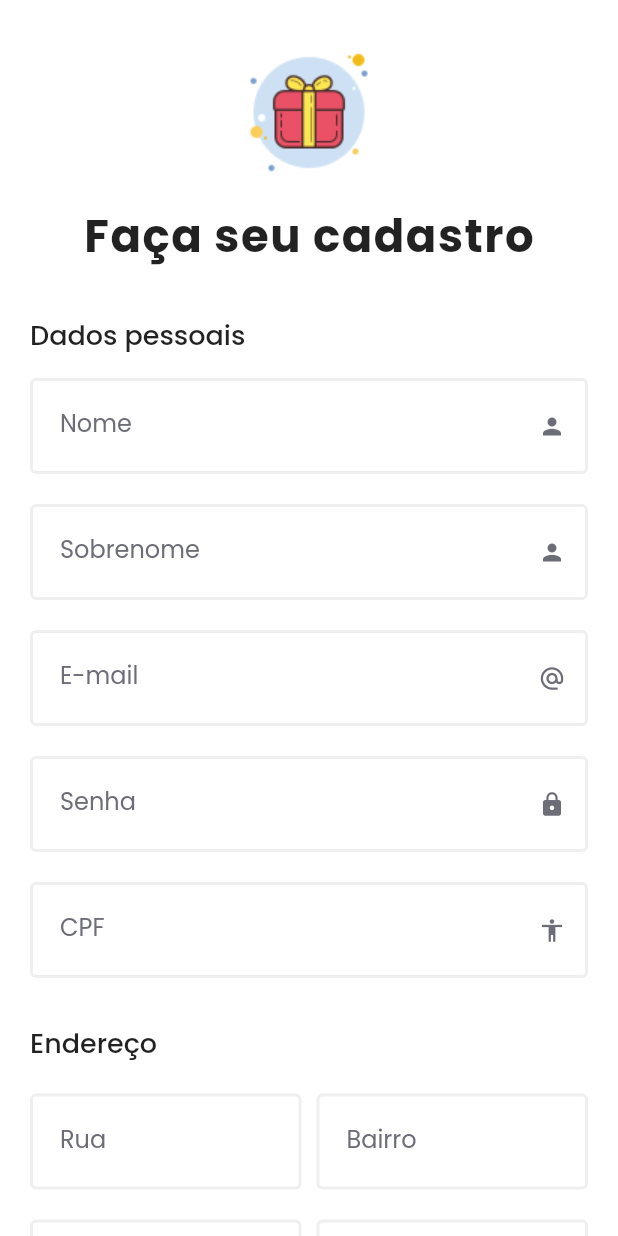
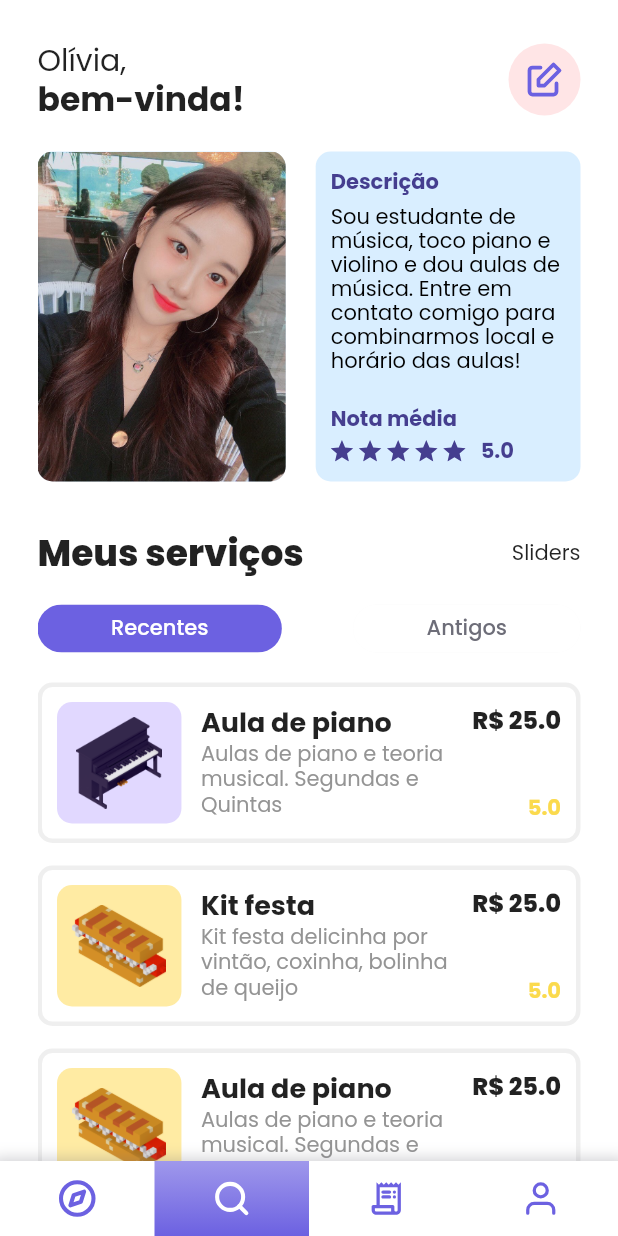
Before and after one commit to MaiaraM/colaborae-mobile, a Flutter app: the BuscarServico screen opened by its route, item 3 of the bottom bar chosen, on a phone screen of 412 x 824 dp. Run offline on Flutter 3.47's test engine with Material 2 defaults, Android fonts, the phone set to English and light mode, and no system bars; our stand-ins replace flutter_svg.

Commit message:
✔ Telas de perfis de usuário e prestador, e componente de comentário/avaliação criados. Ajuste na tela de novo serviço. Ajustes mínimos em outros componentes e páginas.

```diff
--- a/lib/buscar_servico.dart
+++ b/lib/buscar_servico.dart
@@ -55,7 +55,7 @@ class _BuscarServicoState extends State<BuscarServico> {
                             margin: EdgeInsets.fromLTRB(15, 0, 12, 0),
                             child: SvgPicture.asset(
                               'images/svg/search.svg',
-                              color: gray,
+                              color: Colors.black,
                             ),
                           ),
                           // Text Field
@@ -102,7 +102,7 @@ class _BuscarServicoState extends State<BuscarServico> {
                       ),
                       color: Colors.white,
                       onPressed: () {
-                        Navigator.pushNamed(context, '/cadastro_servico');
+                        Navigator.pushNamed(context, '/service_register');
                         print('Adicionar novo serviço pressionado');
                       },
                     ),
--- a/lib/components/big_button.dart
+++ b/lib/components/big_button.dart
@@ -24,6 +24,7 @@ class BigButton extends StatelessWidget {
               color: Colors.white,
               fontWeight: FontWeight.bold,
               fontSize: 22.0,
+              letterSpacing: 1.0,
             ),
           ),
         ),
--- a/lib/components/bottom_nav_bar.dart
+++ b/lib/components/bottom_nav_bar.dart
@@ -11,14 +11,27 @@ class _BottomNavBarState extends State<BottomNavBar> {
   int _activeItemIndex = 1;
   @override
   Widget build(BuildContext context) {
-    return Row(
-      children: [
-        BottomNavBarItem(icon: 'compass', index: 0, route: 'start'),
-        BottomNavBarItem(icon: 'search', index: 1, route: 'buscar_servico'),
-        BottomNavBarItem(
-            icon: 'receipt_long-24px', index: 2, route: 'user_register'),
-        BottomNavBarItem(icon: 'user', index: 3, route: 'login'),
-      ],
+    return Container(
+      decoration: BoxDecoration(
+        color: Colors.white,
+        boxShadow: [
+          BoxShadow(
+            color: gray.withOpacity(0.3),
+            spreadRadius: 5,
+            blurRadius: 7,
+            offset: Offset(0, 3),
+          )
+        ],
+      ),
+      child: Row(
+        children: [
+          BottomNavBarItem(icon: 'compass', index: 0, route: 'start'),
+          BottomNavBarItem(icon: 'search', index: 1, route: 'buscar_servico'),
+          BottomNavBarItem(
+              icon: 'receipt_long-24px', index: 2, route: 'user_profile'),
+          BottomNavBarItem(icon: 'user', index: 3, route: 'worker_profile'),
+        ],
+      ),
     );
   }
 
--- a/lib/components/field.dart
+++ b/lib/components/field.dart
@@ -32,7 +32,7 @@ class Field extends StatelessWidget {
           color: lightGray,
         ),
         labelText: label,
-        labelStyle: TextStyle(color: gray),
+        labelStyle: TextStyle(color: Colors.black),
         isDense: true,
         contentPadding: EdgeInsets.all(20.0),
         enabledBorder: OutlineInputBorder(
--- a/lib/components/service_item.dart
+++ b/lib/components/service_item.dart
@@ -24,6 +24,7 @@ class ServiceItem extends StatelessWidget {
     return GestureDetector(
       onTap: onPress,
       child: Container(
+        height: 107.0,
         decoration: BoxDecoration(
           border: Border.all(
             color: lighterGray,
@@ -39,6 +40,7 @@ class ServiceItem extends StatelessWidget {
               Expanded(
                 flex: 1,
                 child: Container(
+                  height: double.infinity,
                   decoration: BoxDecoration(
                     borderRadius: BorderRadius.circular(10.0),
                     color: backgroundColor,
@@ -88,13 +90,14 @@ class ServiceItem extends StatelessWidget {
                     'R\$ $price',
                     style: TextStyle(
                       fontSize: 16,
-                      fontWeight: FontWeight.bold,
+                      fontWeight: FontWeight.w800,
                     ),
                   ),
                   Text(
                     '$rating',
                     style: TextStyle(
                       color: yellow,
+                      fontWeight: FontWeight.bold,
                     ),
                   ),
                 ],
--- a/lib/components/tab_header.dart
+++ b/lib/components/tab_header.dart
@@ -37,7 +37,7 @@ class TabHeader extends StatelessWidget {
               color: Colors.black,
               fontFamily: 'Poppins',
               fontSize: 30,
-              fontWeight: FontWeight.bold,
+              fontWeight: FontWeight.w800,
             ),
           ),
         ),
--- a/lib/constants.dart
+++ b/lib/constants.dart
@@ -13,6 +13,7 @@ const gray = Color(0xFF6D6D78);
 const darkGray = Color(0xFF4A4A4A);
 const green = Color(0xFF00B762);
 const red = Color(0xFFEA5167);
+const lightPink = Color(0xFFFFE5E6);
 
 // Category background colors
 
@@ -40,3 +41,6 @@ const belezaImg = 'images/imagens/oculusSwift_S.png';
 const eletronicosImg = 'images/imagens/laptop_S.png';
 const animaisImg = 'images/imagens/powSign_S.png';
 const outrosImg = 'images/imagens/tea_S.png';
+
+// Padding
+const padding = EdgeInsets.fromLTRB(25, 25, 25, 0);
--- a/lib/login.dart
+++ b/lib/login.dart
@@ -27,7 +27,7 @@ class _LoginState extends State<Login> {
       backgroundColor: Colors.white,
       body: SafeArea(
         child: Padding(
-          padding: const EdgeInsets.fromLTRB(20, 25, 20, 0),
+          padding: padding,
           child: Column(
             mainAxisAlignment: MainAxisAlignment.center,
             children: [
--- a/lib/main.dart
+++ b/lib/main.dart
@@ -1,12 +1,13 @@
 import 'package:flutter/material.dart';
-import 'package:flutter/services.dart';
 
 import 'package:colaborae/user_register.dart';
 import 'package:colaborae/login.dart';
 import 'package:colaborae/start.dart';
 import 'package:colaborae/buscar_servico.dart';
-import 'package:colaborae/cadastrar_servico.dart';
+import 'package:colaborae/service_register.dart';
 import 'package:colaborae/search_services.dart';
+import 'package:colaborae/user_profile.dart';
+import 'package:colaborae/worker_profile.dart';
 
 void main() {
   // SystemChrome.setEnabledSystemUIOverlays([SystemUiOverlay.top]);
@@ -23,8 +24,10 @@ class MyApp extends StatelessWidget {
         '/start': (context) => StartingPage(),
         '/user_register': (context) => UserRegister(),
         '/buscar_servico': (context) => BuscarServico(),
-        '/cadastro_servico': (context) => CadastroServico(),
+        '/service_register': (context) => CadastroServico(),
         '/search_services': (context) => SearchService(),
+        '/user_profile': (context) => UserProfile(),
+        '/worker_profile': (context) => WorkerProfile(),
         //ADD more routes here,
       },
       debugShowCheckedModeBanner: false,
--- a/lib/search_services.dart
+++ b/lib/search_services.dart
@@ -78,7 +78,7 @@ class _SearchServiceState extends State<SearchService> {
       backgroundColor: Colors.white,
       body: SafeArea(
         child: Padding(
-          padding: const EdgeInsets.fromLTRB(20, 25, 20, 0),
+          padding: padding,
           child: ListView(
             scrollDirection: Axis.vertical,
             children: [
--- a/lib/start.dart
+++ b/lib/start.dart
@@ -19,7 +19,7 @@ class _StartingPageState extends State<StartingPage> {
       backgroundColor: mainPurple,
       body: SafeArea(
         child: Padding(
-          padding: const EdgeInsets.all(20.0),
+          padding: const EdgeInsets.all(25.0),
           child: SingleChildScrollView(
             child: Column(
               children: [
@@ -49,7 +49,7 @@ class _StartingPageState extends State<StartingPage> {
                   child: InkWell(
                     splashColor: mainPurple,
                     onTap: () {
-                      Navigator.pushNamed(context, '/cadastro_servico');
+                      Navigator.pushNamed(context, '/service_register');
                       //TODO 03/11/2020 Henrique: criado novo botão de cadastro (para testagem da funcionalidade, retirar quando definir as rotas e as navegações de telas)
                       //COMEÇAR button action here
                     },
--- /dev/null
+++ b/lib/user_profile.dart
@@ -0,0 +1,263 @@
+import 'package:flutter/material.dart';
+import 'package:colaborae/constants.dart';
+import 'package:colaborae/components/bottom_nav_bar.dart';
+import 'package:flutter_svg/flutter_svg.dart';
+import 'package:colaborae/components/service_item.dart';
+
+class UserProfile extends StatefulWidget {
+  @override
+  _UserProfileState createState() => _UserProfileState();
+}
+
+class _UserProfileState extends State<UserProfile> {
+  @override
+  Widget build(BuildContext context) {
+    return Scaffold(
+      backgroundColor: Colors.white,
+      body: SafeArea(
+        child: Padding(
+          padding: padding,
+          child: SingleChildScrollView(
+            scrollDirection: Axis.vertical,
+            child: Column(
+              children: [
+                Row(
+                  mainAxisAlignment: MainAxisAlignment.spaceBetween,
+                  children: [
+                    Column(
+                      crossAxisAlignment: CrossAxisAlignment.start,
+                      children: [
+                        Text(
+                          'Olívia,',
+                          style: TextStyle(
+                            fontSize: 20,
+                          ),
+                        ),
+                        Text(
+                          'bem-vinda!',
+                          style: TextStyle(
+                            fontSize: 22,
+                            height: 1.2,
+                            fontWeight: FontWeight.bold,
+                          ),
+                        ),
+                      ],
+                    ),
+                    Ink(
+                      decoration: ShapeDecoration(
+                        color: lightPink,
+                        shape: CircleBorder(),
+                      ),
+                      child: IconButton(
+                        icon: SvgPicture.asset('images/svg/edit.svg'),
+                        onPressed: () {
+                          print('Editar perfil pressionado');
+                        },
+                      ),
+                    ),
+                  ],
+                ),
+                SizedBox(
+                  height: 20.0,
+                ),
+                Row(
+                  children: [
+                    Container(
+                      height: 220.0,
+                      decoration: BoxDecoration(
+                        color: lightBlue,
+                        borderRadius: BorderRadius.circular(10.0),
+                        /*boxShadow: [
+                          BoxShadow(
+                            color: darkPurple.withOpacity(0.2),
+                            spreadRadius: 1,
+                            blurRadius: 2,
+                            offset: Offset(0, 2),
+                          )
+                        ],*/
+                      ),
+                      child: ClipRRect(
+                        borderRadius: BorderRadius.circular(10.0),
+                        child: Image.asset(
+                          'images/profiles/pfp1.png',
+                        ),
+                      ),
+                    ),
+                    SizedBox(
+                      width: 20.0,
+                    ),
+                    Expanded(
+                      child: Container(
+                        height: 220.0,
+                        decoration: BoxDecoration(
+                          color: lightBlue,
+                          borderRadius: BorderRadius.circular(10.0),
+                        ),
+                        child: Padding(
+                          padding: EdgeInsets.all(10.0),
+                          child: Column(
+                            crossAxisAlignment: CrossAxisAlignment.start,
+                            mainAxisAlignment: MainAxisAlignment.spaceBetween,
+                            children: [
+                              Column(
+                                crossAxisAlignment: CrossAxisAlignment.start,
+                                children: [
+                                  Text(
+                                    'Descrição',
+                                    style: TextStyle(
+                                      color: darkPurple,
+                                      fontWeight: FontWeight.bold,
+                                    ),
+                                  ),
+                                  SizedBox(
+                                    height: 5.0,
+                                  ),
+                                  Text(
+                                    'Sou estudante de música, toco piano e violino e dou aulas de música. Entre em contato comigo para combinarmos local e horário das aulas!',
+                                    style: TextStyle(
+                                      color: Colors.black,
+                                      height: 1.15,
+                                    ),
+                                  ),
+                                ],
+                              ),
+                              Column(
+                                crossAxisAlignment: CrossAxisAlignment.start,
+                                children: [
+                                  Text(
+                                    'Nota média',
+                                    style: TextStyle(
+                                      color: darkPurple,
+                                      fontWeight: FontWeight.bold,
+                                    ),
+                                  ),
+                                  Row(
+                                    children: [
+                                      SvgPicture.asset(
+                                        'images/svg/five-stars.svg',
+                                        color: darkPurple,
+                                        width: 90.0,
+                                      ),
+                                      SizedBox(
+                                        width: 10.0,
+                                      ),
+                                      Text(
+                                        '5.0',
+                                        style: TextStyle(
+                                          color: darkPurple,
+                                          fontWeight: FontWeight.bold,
+                                        ),
+                                      ),
+                                    ],
+                                  ),
+                                ],
+                              ),
+                            ],
+                          ),
+                        ),
+                      ),
+                    ),
+                  ],
+                ),
+                SizedBox(
+                  height: 30.0,
+                ),
+                Row(
+                  mainAxisAlignment: MainAxisAlignment.spaceBetween,
+                  children: [
+                    Text(
+                      'Meus serviços',
+                      style: TextStyle(
+                        fontWeight: FontWeight.w800,
+                        fontSize: 24,
+                      ),
+                    ),
+                    Text('Sliders'),
+                  ],
+                ),
+                SizedBox(
+                  height: 8.0,
+                ),
+                Row(
+                  mainAxisAlignment: MainAxisAlignment.spaceBetween,
+                  children: [
+                    ActionChip(
+                      onPressed: () {
+                        print('Recentes pressionado');
+                      },
+                      padding:
+                          EdgeInsets.symmetric(vertical: 0.0, horizontal: 41.0),
+                      backgroundColor: mainPurple,
+                      label: Text('Recentes'),
+                      labelStyle: TextStyle(
+                          color: Colors.white,
+                          fontWeight: FontWeight.w500,
+                          fontFamily: 'Poppins'),
+                    ),
+                    ActionChip(
+                      onPressed: () {
+                        print('Antigos pressionado');
+                      },
+                      padding:
+                          EdgeInsets.symmetric(vertical: 0.0, horizontal: 41.0),
+                      backgroundColor: Colors.white,
+                      label: Text('Antigos'),
+                      labelStyle: TextStyle(
+                          color: gray,
+                          fontWeight: FontWeight.w500,
+                          fontFamily: 'Poppins'),
+                    ),
+                  ],
+                ),
+                SizedBox(
+                  height: 12.0,
+                ),
+                Column(
+                  children: [
+                    ServiceItem(
+                      backgroundColor: musica,
+                      image: 'piano',
+                      title: 'Aula de piano',
+                      description:
+                          'Aulas de piano e teoria musical. Segundas e Quintas',
+                      price: 25.0,
+                      rating: '5.0',
+                    ),
+                    SizedBox(
+                      height: 15.0,
+                    ),
+                    ServiceItem(
+                      backgroundColor: comida,
+                      image: 'hotdog',
+                      title: 'Kit festa',
+                      description:
+                          'Kit festa delicinha por vintão, coxinha, bolinha de queijo',
+                      price: 25.0,
+                      rating: '5.0',
+                    ),
+                    SizedBox(
+                      height: 15.0,
+                    ),
+                    ServiceItem(
+                      backgroundColor: comida,
+                      image: 'hotdog',
+                      title: 'Aula de piano',
+                      description:
+                          'Aulas de piano e teoria musical. Segundas e Quintas',
+                      price: 25.0,
+                      rating: '5.0',
+                    ),
+                    SizedBox(
+                      height: 15.0,
+                    ),
+                  ],
+                ),
+              ],
+            ),
+          ),
+        ),
+      ),
+      bottomNavigationBar: BottomNavBar(),
+    );
+  }
+}
--- a/lib/user_register.dart
+++ b/lib/user_register.dart
@@ -76,7 +76,7 @@ class _UserRegisterState extends State<UserRegister> {
       backgroundColor: Colors.white,
       body: SafeArea(
         child: Padding(
-          padding: const EdgeInsets.fromLTRB(20, 25, 20, 0),
+          padding: padding,
           child: SingleChildScrollView(
             scrollDirection: Axis.vertical,
             child: Column(
--- a/pubspec.yaml
+++ b/pubspec.yaml
@@ -43,6 +43,10 @@ flutter:
           weight: 700
         - asset: fonts/Poppins-Light.ttf
           weight: 300
+        - asset: fonts/Poppins-ExtraBold.ttf
+          weight: 800
+        - asset: fonts/Poppins-Black.ttf
+          weight: 900
 
 
   #   - family: Schyler
```
Also changed, not shown: lib/components/rating_item.dart (added, +107 -0 lines), lib/worker_profile.dart (added, +232 -0 lines), fonts/Poppins-Black.ttf (renamed from fonts/Poppins/Poppins-Black.ttf), fonts/Poppins-ExtraBold.ttf (renamed from fonts/Poppins/Poppins-ExtraBold.ttf).
